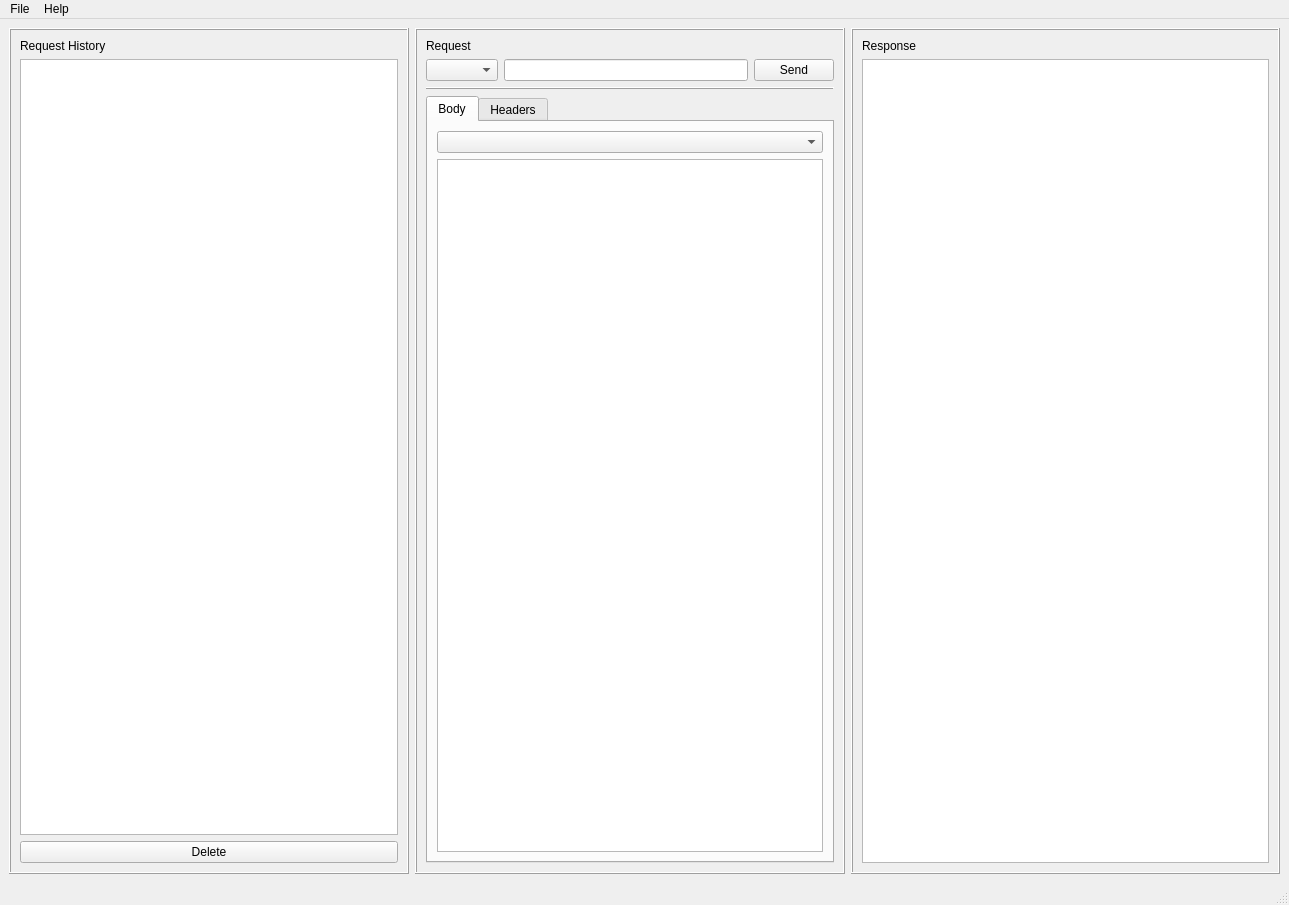
Above: res/ui/main.ui from DenisMedeiros/H-Req before the change. Below: the same form after it.
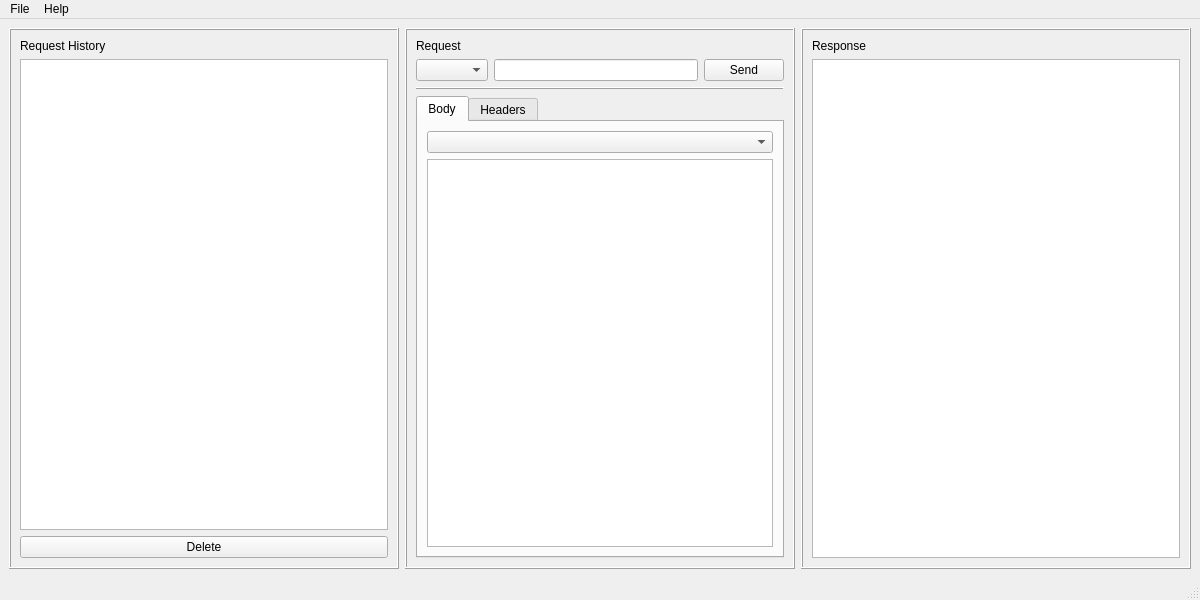
That is the form after the change.

Commit message: feat: move screen to mid of screen

Patch:
```diff
--- a/res/ui/main.ui
+++ b/res/ui/main.ui
@@ -6,12 +6,15 @@
    <rect>
     <x>0</x>
     <y>0</y>
-    <width>1289</width>
-    <height>905</height>
+    <width>1200</width>
+    <height>600</height>
    </rect>
   </property>
   <property name="windowTitle">
-   <string>MainWindow</string>
+   <string>H-Req</string>
+  </property>
+  <property name="layoutDirection">
+   <enum>Qt::LeftToRight</enum>
   </property>
   <widget class="QWidget" name="centralwidget">
    <layout class="QHBoxLayout" name="horizontalLayout">
@@ -179,7 +182,7 @@
     <rect>
      <x>0</x>
      <y>0</y>
-     <width>1289</width>
+     <width>1200</width>
      <height>22</height>
     </rect>
    </property>
```
The commit also changes 2 other files.
